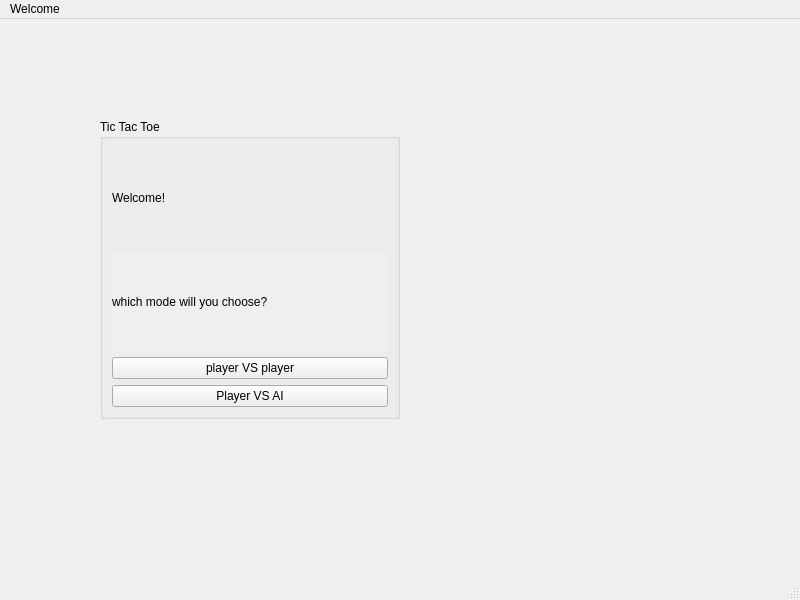
Jolinejo/Advanced-Tic-Tac-Toe, file tictactoev/mainwindow.ui: the form before one commit.
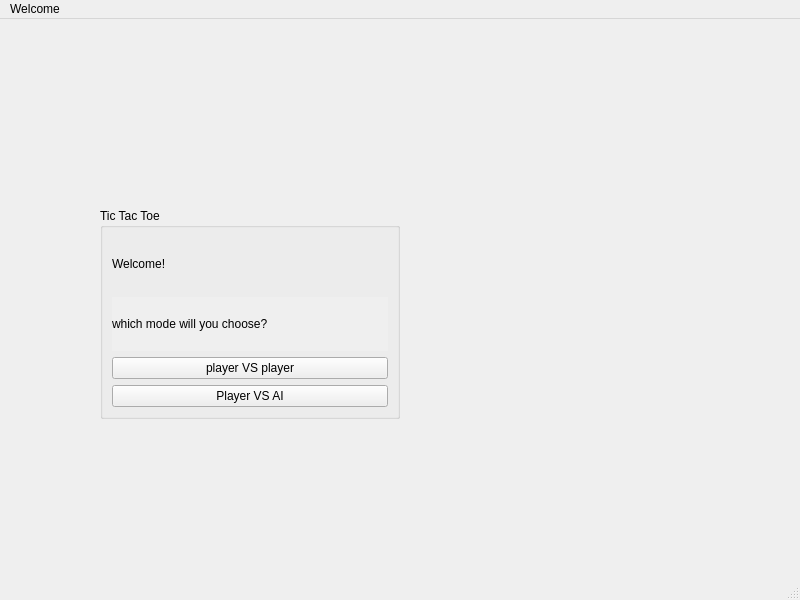
The form after the commit.

Patch:
```diff
--- a/tictactoev/mainwindow.ui
+++ b/tictactoev/mainwindow.ui
@@ -21,9 +21,9 @@
     <property name="geometry">
      <rect>
       <x>100</x>
-      <y>100</y>
+      <y>189</y>
       <width>300</width>
-      <height>300</height>
+      <height>211</height>
      </rect>
     </property>
     <property name="autoFillBackground">
```
Left out of the diff: 2 changed lines with no effect on the pictures.
